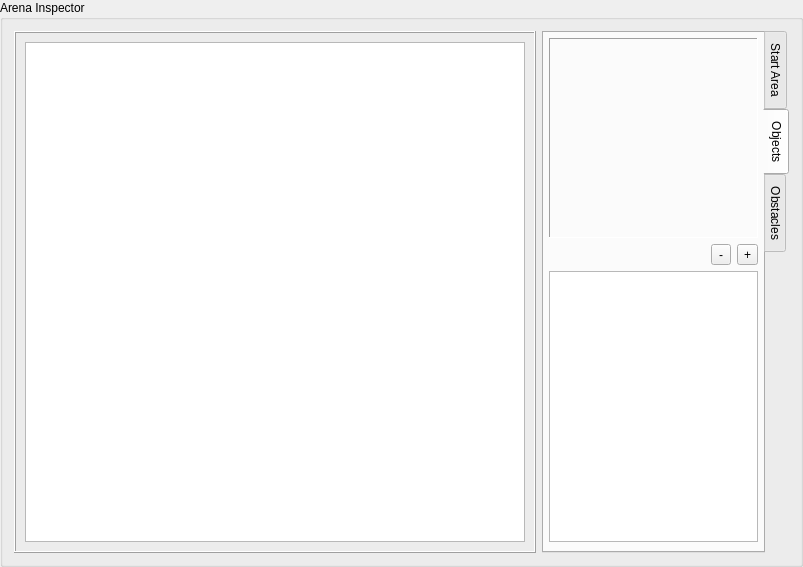
nicolasseznec/PROJ-H402_SkillWizard, file resources/ui/ArenaInspector.ui: the form before one commit.
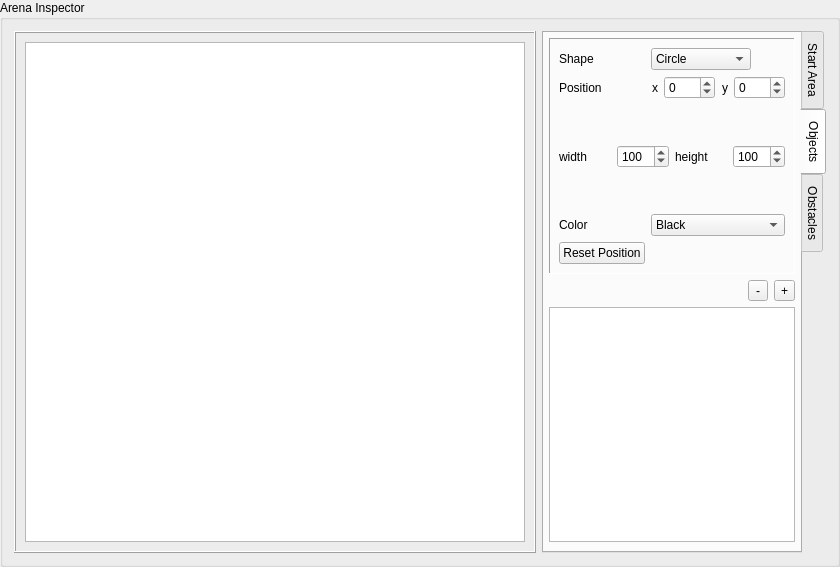
The form after the commit. The open tabs and pages were chosen to show the change.

Commit message: Selecting a graphic item now updates the settings

The edit to the form file:
```diff
--- a/resources/ui/ArenaInspector.ui
+++ b/resources/ui/ArenaInspector.ui
@@ -343,6 +343,274 @@
          <property name="frameShadow">
           <enum>QFrame::Sunken</enum>
          </property>
+         <layout class="QFormLayout" name="formLayout_2">
+          <item row="0" column="0">
+           <widget class="QLabel" name="label_8">
+            <property name="text">
+             <string>Shape</string>
+            </property>
+           </widget>
+          </item>
+          <item row="0" column="1">
+           <widget class="QComboBox" name="GroundShape">
+            <property name="maximumSize">
+             <size>
+              <width>100</width>
+              <height>16777215</height>
+             </size>
+            </property>
+            <item>
+             <property name="text">
+              <string>Circle</string>
+             </property>
+            </item>
+            <item>
+             <property name="text">
+              <string>Rectangle</string>
+             </property>
+            </item>
+           </widget>
+          </item>
+          <item row="4" column="0" colspan="2">
+           <widget class="QStackedWidget" name="GroundDimensionSettings">
+            <property name="currentIndex">
+             <number>0</number>
+            </property>
+            <widget class="QWidget" name="CirclePage_2">
+             <layout class="QHBoxLayout" name="horizontalLayout_6">
+              <property name="leftMargin">
+               <number>0</number>
+              </property>
+              <property name="topMargin">
+               <number>0</number>
+              </property>
+              <property name="rightMargin">
+               <number>0</number>
+              </property>
+              <property name="bottomMargin">
+               <number>0</number>
+              </property>
+              <item>
+               <widget class="QLabel" name="label_10">
+                <property name="text">
+                 <string>Radius</string>
+                </property>
+               </widget>
+              </item>
+              <item>
+               <widget class="QSpinBox" name="GroundRadius">
+                <property name="maximum">
+                 <number>250</number>
+                </property>
+                <property name="value">
+                 <number>50</number>
+                </property>
+               </widget>
+              </item>
+             </layout>
+            </widget>
+            <widget class="QWidget" name="RectanglePage_2">
+             <layout class="QHBoxLayout" name="horizontalLayout_7">
+              <property name="leftMargin">
+               <number>0</number>
+              </property>
+              <property name="topMargin">
+               <number>0</number>
+              </property>
+              <property name="rightMargin">
+               <number>0</number>
+              </property>
+              <property name="bottomMargin">
+               <number>0</number>
+              </property>
+              <item>
+               <widget class="QLabel" name="label_11">
+                <property name="sizePolicy">
+                 <sizepolicy hsizetype="Preferred" vsizetype="Preferred">
+                  <horstretch>1</horstretch>
+                  <verstretch>0</verstretch>
+                 </sizepolicy>
+                </property>
+                <property name="text">
+                 <string>width</string>
+                </property>
+               </widget>
+              </item>
+              <item>
+               <widget class="QSpinBox" name="GroundWidth">
+                <property name="sizePolicy">
+                 <sizepolicy hsizetype="Minimum" vsizetype="Fixed">
+                  <horstretch>1</horstretch>
+                  <verstretch>0</verstretch>
+                 </sizepolicy>
+                </property>
+                <property name="maximum">
+                 <number>500</number>
+                </property>
+                <property name="value">
+                 <number>100</number>
+                </property>
+               </widget>
+              </item>
+              <item>
+               <widget class="QLabel" name="label_12">
+                <property name="sizePolicy">
+                 <sizepolicy hsizetype="Preferred" vsizetype="Preferred">
+                  <horstretch>1</horstretch>
+                  <verstretch>0</verstretch>
+                 </sizepolicy>
+                </property>
+                <property name="text">
+                 <string>height</string>
+                </property>
+               </widget>
+              </item>
+              <item>
+               <widget class="QSpinBox" name="GroundHeight">
+                <property name="sizePolicy">
+                 <sizepolicy hsizetype="Minimum" vsizetype="Fixed">
+                  <horstretch>1</horstretch>
+                  <verstretch>0</verstretch>
+                 </sizepolicy>
+                </property>
+                <property name="maximum">
+                 <number>500</number>
+                </property>
+                <property name="value">
+                 <number>100</number>
+                </property>
+               </widget>
+              </item>
+             </layout>
+            </widget>
+           </widget>
+          </item>
+          <item row="2" column="0">
+           <widget class="QLabel" name="label_9">
+            <property name="text">
+             <string>Position</string>
+            </property>
+           </widget>
+          </item>
+          <item row="2" column="1">
+           <widget class="QWidget" name="StartAreaPosVector_2" native="true">
+            <layout class="QHBoxLayout" name="horizontalLayout_8">
+             <property name="leftMargin">
+              <number>0</number>
+             </property>
+             <property name="topMargin">
+              <number>0</number>
+             </property>
+             <property name="rightMargin">
+              <number>0</number>
+             </property>
+             <property name="bottomMargin">
+              <number>0</number>
+             </property>
+             <item>
+              <widget class="QLabel" name="label_13">
+               <property name="sizePolicy">
+                <sizepolicy hsizetype="Preferred" vsizetype="Preferred">
+                 <horstretch>1</horstretch>
+                 <verstretch>0</verstretch>
+                </sizepolicy>
+               </property>
+               <property name="text">
+                <string>x</string>
+               </property>
+               <property name="alignment">
+                <set>Qt::AlignRight|Qt::AlignTrailing|Qt::AlignVCenter</set>
+               </property>
+              </widget>
+             </item>
+             <item>
+              <widget class="QSpinBox" name="GroundX">
+               <property name="sizePolicy">
+                <sizepolicy hsizetype="Minimum" vsizetype="Fixed">
+                 <horstretch>2</horstretch>
+                 <verstretch>0</verstretch>
+                </sizepolicy>
+               </property>
+               <property name="minimum">
+                <number>-250</number>
+               </property>
+               <property name="maximum">
+                <number>250</number>
+               </property>
+               <property name="value">
+                <number>0</number>
+               </property>
+              </widget>
+             </item>
+             <item>
+              <widget class="QLabel" name="label_14">
+               <property name="sizePolicy">
+                <sizepolicy hsizetype="Preferred" vsizetype="Preferred">
+                 <horstretch>1</horstretch>
+                 <verstretch>0</verstretch>
+                </sizepolicy>
+               </property>
+               <property name="text">
+                <string>y</string>
+               </property>
+               <property name="alignment">
+                <set>Qt::AlignRight|Qt::AlignTrailing|Qt::AlignVCenter</set>
+               </property>
+              </widget>
+             </item>
+             <item>
+              <widget class="QSpinBox" name="GroundY">
+               <property name="sizePolicy">
+                <sizepolicy hsizetype="Minimum" vsizetype="Fixed">
+                 <horstretch>2</horstretch>
+                 <verstretch>0</verstretch>
+                </sizepolicy>
+               </property>
+               <property name="minimum">
+                <number>-250</number>
+               </property>
+               <property name="maximum">
+                <number>250</number>
+               </property>
+              </widget>
+             </item>
+            </layout>
+           </widget>
+          </item>
+          <item row="6" column="0">
+           <widget class="QPushButton" name="GroundReset">
+            <property name="text">
+             <string>Reset Position</string>
+            </property>
+           </widget>
+          </item>
+          <item row="5" column="0">
+           <widget class="QLabel" name="label_15">
+            <property name="text">
+             <string>Color</string>
+            </property>
+           </widget>
+          </item>
+          <item row="5" column="1">
+           <widget class="QComboBox" name="GroundColor">
+            <item>
+             <property name="text">
+              <string>Black</string>
+             </property>
+            </item>
+            <item>
+             <property name="text">
+              <string>Gray</string>
+             </property>
+            </item>
+            <item>
+             <property name="text">
+              <string>White</string>
+             </property>
+            </item>
+           </widget>
+          </item>
+         </layout>
         </widget>
        </item>
        <item alignment="Qt::AlignRight">
```
Left out of the diff: 20 changed lines with no effect on the pictures. The commit also changes 3 other files.
